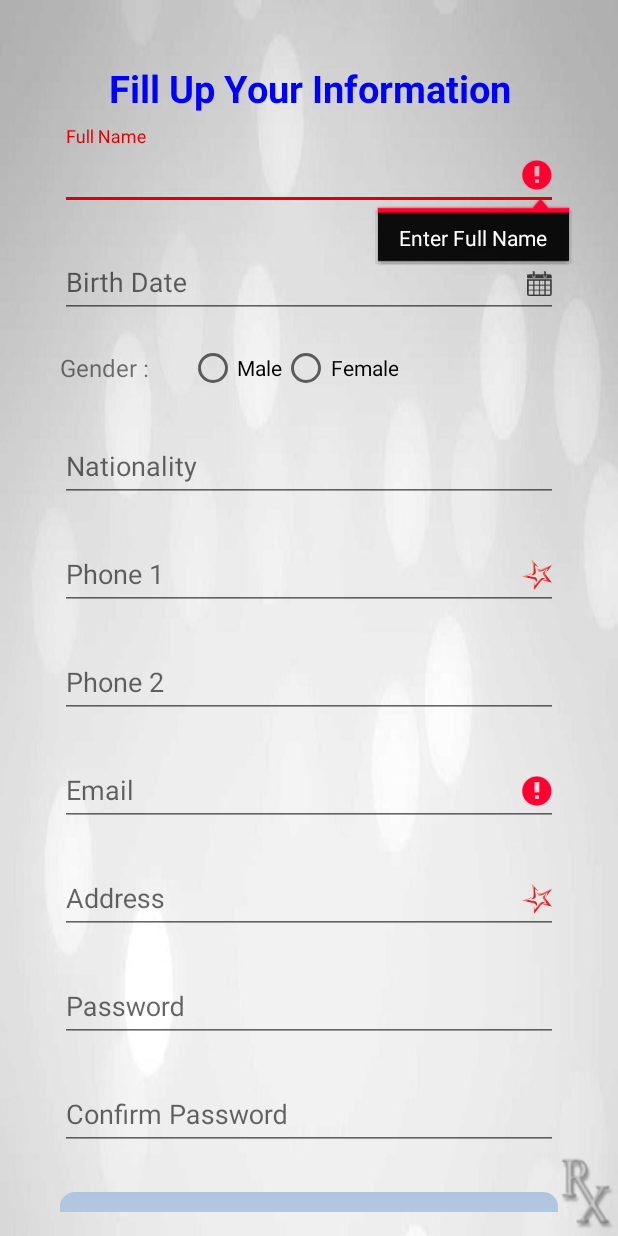
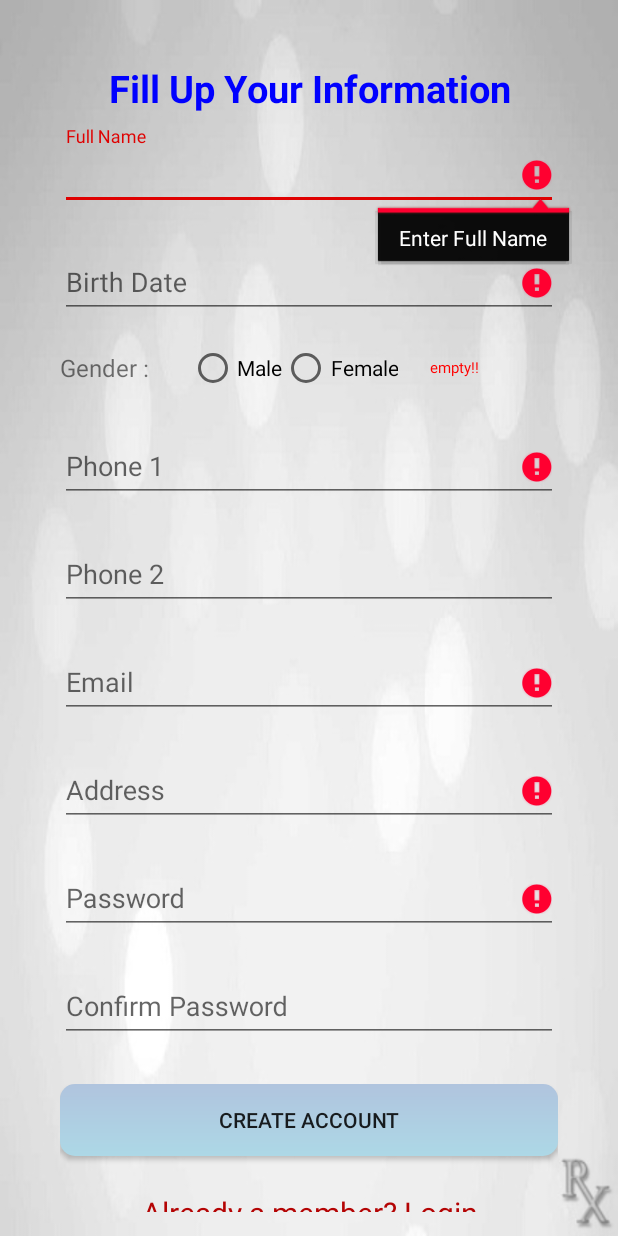
Before and after one commit to chabedalam11/doctor-prescription-repo, an Android app: the SignupActivity screen opened directly, with no data from a screen before it, after a tap on "CREATE ACCOUNT", on a phone screen of 412 x 824 dp. Run offline under Robolectric (Android 15) with nearby library versions, the phone set to English and light mode, and no system bars.

```diff
--- a/app/src/main/java/com/prescription/doctorprescription/activity/signup/SignupActivity.java
+++ b/app/src/main/java/com/prescription/doctorprescription/activity/signup/SignupActivity.java
@@ -1,37 +1,58 @@
 package com.prescription.doctorprescription.activity.signup;
 
+import android.app.DatePickerDialog;
 import android.content.Context;
 import android.content.Intent;
 import android.os.Bundle;
 import android.support.v7.app.AppCompatActivity;
+import android.util.Log;
 import android.view.View;
 import android.widget.Button;
+import android.widget.DatePicker;
 import android.widget.EditText;
 import android.widget.RadioButton;
 import android.widget.RadioGroup;
 import android.widget.TextView;
+import android.widget.Toast;
 
 import com.prescription.doctorprescription.R;
+import com.prescription.doctorprescription.activity.WelcomeActivity;
 import com.prescription.doctorprescription.activity.login.LoginActivity;
+import com.prescription.doctorprescription.utils.AlartFactory;
+import com.prescription.doctorprescription.utils.PrescriptionUtils;
+import com.prescription.doctorprescription.webService.collection.DoctorLoginCollection;
+import com.prescription.doctorprescription.webService.collection.MessegeCollection;
+import com.prescription.doctorprescription.webService.interfaces.PrescriptionApi;
+import com.prescription.doctorprescription.webService.model.DoctorLogin;
+import com.prescription.doctorprescription.webService.model.Message;
 
+import java.text.SimpleDateFormat;
+import java.util.Calendar;
+import java.util.List;
 import java.util.regex.Matcher;
 import java.util.regex.Pattern;
 
-public class SignupActivity extends AppCompatActivity {
+import retrofit2.Call;
+import retrofit2.Callback;
+import retrofit2.Response;
+
+public class SignupActivity extends AppCompatActivity implements View.OnClickListener{
 
     final String TAG = "SignupActivity";
-    private static final int REQUEST_LOGIN = 0;
+    //init webservice
+    PrescriptionApi prescriptionApi = PrescriptionUtils.webserviceInitialize();
     Context context;
     boolean hardwareBackControll;
 
-    EditText edtFullName, edtDOB, edtNationality, edtPhone1, edtPhone2, edtEmail, edtAddress, edtPassword, edtConfirmpassword;
+    EditText edtFullName, edtDOB, edtPhone1, edtPhone2, edtEmail, edtAddress, edtPassword, edtConfirmpassword;
     RadioGroup radioGrpGender;
     Button btnSignUp;
     TextView link_login;
+    TextView tvRadioMsg;
 
-    String fullName, gender, dob, nationality, phone_1, phone_2, email, address, pass, conPass;
-
-
+    String fullName, dob,  phone_1, phone_2, email, address, pass, conPass;
+    boolean validFullName, validDOB, validGender, validPhone_1, validEmail, validAddress, validPass, validConPass;
+    String gender="";
 
     @Override
     protected void onCreate(Bundle savedInstanceState) {
@@ -40,13 +61,10 @@ public class SignupActivity extends AppCompatActivity {
         initialize();
     }
 
-
     private void initialize() {
         context = SignupActivity.this;
 
         edtFullName = (EditText) findViewById(R.id.edtFullName);
-        edtDOB = (EditText) findViewById(R.id.edtDOB);
-
         radioGrpGender = (RadioGroup) findViewById(R.id.radioGrpGender);
         radioGrpGender.setOnCheckedChangeListener(new RadioGroup.OnCheckedChangeListener() {
             @Override
@@ -55,16 +73,11 @@ public class SignupActivity extends AppCompatActivity {
                 if (null != rb && checkedId > -1) {
                     //Toast.makeText(context, rb.getText(), Toast.LENGTH_SHORT).show();
                     gender = rb.getText().toString();
-                    if(gender.equals("Male")){
-                        gender = "1";
-                    }else if(gender.equals("Female")){
-                        gender = "2";
-                    }
+                    tvRadioMsg.setVisibility(View.GONE);
                 }
             }
         });
 
-        edtNationality = (EditText) findViewById(R.id.edtNationality);
         edtPhone1 = (EditText) findViewById(R.id.edtPhone1);
         edtPhone2 = (EditText) findViewById(R.id.edtPhone2);
         edtPhone2 = (EditText) findViewById(R.id.edtPhone2);
@@ -74,8 +87,10 @@ public class SignupActivity extends AppCompatActivity {
         edtConfirmpassword = (EditText) findViewById(R.id.edtConfirmpassword);
 
         btnSignUp = (Button) findViewById(R.id.btnSignUp);
+        btnSignUp.setOnClickListener(this);
         link_login = (TextView) findViewById(R.id.link_login);
-
+        tvRadioMsg = (TextView) findViewById(R.id.tvRadioMsg);
+        tvRadioMsg.setVisibility(View.GONE);
 
         link_login.setOnClickListener(new View.OnClickListener() {
 
@@ -83,45 +98,82 @@ public class SignupActivity extends AppCompatActivity {
             public void onClick(View v) {
                 // Start the Signup activity
                 Intent intentLogIn = new Intent(context, LoginActivity.class);
-                startActivityForResult(intentLogIn, REQUEST_LOGIN);
+                startActivity(intentLogIn);
             }
         });
 
+        setCalenderInDoBField();
+    }
 
-        btnSignUp.setOnClickListener(new View.OnClickListener() {
-            boolean validFullName, validDOB, validPhone_1, validEmail, validAddress, validPass, validConPass;
+    //set date picker in dob EditText
+    private void setCalenderInDoBField(){
+        //date packer
+        final Calendar myCalendar = Calendar.getInstance();
+        edtDOB = (EditText) findViewById(R.id.edtDOB);
+        final DatePickerDialog.OnDateSetListener date = new DatePickerDialog.OnDateSetListener() {
+
             @Override
-            public void onClick(View arg0) {
+            public void onDateSet(DatePicker view, int year, int monthOfYear,
+                                  int dayOfMonth) {
+                // TODO Auto-generated method stub
+                myCalendar.set(Calendar.YEAR, year);
+                myCalendar.set(Calendar.MONTH, monthOfYear);
+                myCalendar.set(Calendar.DAY_OF_MONTH, dayOfMonth);
 
+                String myFormat = "dd/MM/yy"; //In which you need put here
+                SimpleDateFormat sdf = new SimpleDateFormat(myFormat);
+
+                edtDOB.setText(sdf.format(myCalendar.getTime()));
+            }
+        };
+
+        edtDOB.setOnClickListener(new View.OnClickListener() {
+
+            @Override
+            public void onClick(View v) {
+                // TODO Auto-generated method stub
+                new DatePickerDialog(context, date, myCalendar
+                        .get(Calendar.YEAR), myCalendar.get(Calendar.MONTH),
+                        myCalendar.get(Calendar.DAY_OF_MONTH)).show();
+            }
+        });
+    }
+
+    //before save first validate information then save
+    private void validateSignUpInformation(){
+        phone_2=edtPhone2.getText().toString();
         fullName = edtFullName.getText().toString();
         //Log.d(TAG, String.valueOf(isValidFullName(fullName)));
-                if (!isValidFullName(fullName)) {
+        if (isEmpty(fullName)) {
             edtFullName.setError("Enter Full Name");
         }else{
             validFullName = true;
         }
 
-
         dob = edtDOB.getText().toString();
-                if (!isValidDOB(dob)) {
+        if (isEmpty(dob)) {
             edtDOB.setError("Enter Birth Date");
         }else{
             validDOB = true;
         }
 
+        //validation gender
+        if (isEmpty(gender)) {
+            tvRadioMsg.setVisibility(View.VISIBLE);
+        }else{
+            validGender = true;
+            tvRadioMsg.setVisibility(View.GONE);
+        }
+
+
         phone_1 = edtPhone1.getText().toString();
-                if (!isValidPhone1(phone_1)) {
+        if (isEmpty(phone_1)) {
             edtPhone1.setError("Enter Phone Number");
         }else{
             validPhone_1 = true;
         }
 
-                address = edtAddress.getText().toString();
-                if (!isValidAddress(address)) {
-                    edtAddress.setError("Enter Address");
-                }else{
-                    validAddress = true;
-                }
+
 
         email = edtEmail.getText().toString();
         if (!isValidEmail(email)) {
@@ -130,63 +182,95 @@ public class SignupActivity extends AppCompatActivity {
             validEmail = true;
         }
 
+        address = edtAddress.getText().toString();
+        if (isEmpty(address)) {
+            edtAddress.setError("Enter Address");
+        }else{
+            validAddress = true;
+        }
+
         pass = edtPassword.getText().toString();
-                if (!isValidPassword(pass)) {
-                    edtPassword.setError("Invalid Password");
+        if (isEmpty(pass)) {
+            edtPassword.setError("Enter Password");
         }else{
             validPass = true;
         }
 
         conPass = edtConfirmpassword.getText().toString();
-                if (!isValidPassword(conPass)) {
-                    edtConfirmpassword.setError("Re-Enter Password");
+        if (!isMatchPassword(pass,conPass)) {
+            edtConfirmpassword.setError("Password Not Match");
         }else{
             validConPass = true;
         }
 
-                if(validFullName && validDOB && validPhone_1 && validAddress && validEmail && validPass && validConPass){
-                /*if(validFullName){*/
-                Intent intent = new Intent(context, LoginActivity.class);
-                    startActivity(intent);
+        //if(validFullName && validDOB && validPhone_1 && validAddress && validEmail && validPass && validConPass){
+        if(validFullName&&validDOB&&validGender&&validPhone_1&&validEmail&&validAddress&&validPass&&validConPass){
+            //pass SignUp  Information for save Database
+            saveSignUpInformation();
         }
 
+    }
+
+
+    //checking login in information
+    private void saveSignUpInformation() {
+        //show loader
+        PrescriptionUtils.showProgressDialog(context);
+        Call<MessegeCollection> getInfo = prescriptionApi.insertSignUpInfo(fullName,"","",dob,gender,"",phone_1,phone_2,"",conPass,email,address);
+        getInfo.enqueue(new Callback<MessegeCollection>() {
+            @Override
+            public void onResponse(Call<MessegeCollection> call, Response<MessegeCollection> response) {
+                try {
+                    List<Message> info = response.body().data;
+                    Log.d(TAG, "doctorInfo :: " + info);
+                    if (info.get(0).getMsgString().equals("1")){
+                        Log.d(TAG,"Everything is ok");
+                        Intent loginIntent = new Intent(context, LoginActivity.class);
+                        loginIntent.putExtra("userName",email);
+                        loginIntent.putExtra("password",conPass);
+                        loginIntent.setFlags(Intent.FLAG_ACTIVITY_CLEAR_TOP);
+                        startActivity(loginIntent);
+                    }else if (info.get(0).getMsgString().equals("101")){
+                        edtEmail.setError("Email already use !!");
+                    }else {
+                        Toast.makeText(context, "SignUp not complete please try again after some times", Toast.LENGTH_SHORT).show();
+                    }
+                    //Hide Dialog
+                    PrescriptionUtils.hideProgressDialog();
+                }catch (Exception e){
+                    Log.d(TAG,"list is null");
+                    e.printStackTrace();
+                    //Hide Dialog
+                    PrescriptionUtils.hideProgressDialog();
+                    AlartFactory.showAPInotResponseWarn(context);
+                }
+            }
+
+            @Override
+            public void onFailure(Call<MessegeCollection> call, Throwable t) {
+                //Toast.makeText(context, t.getMessage(), Toast.LENGTH_SHORT).show();
+                Log.d(TAG,t.getMessage());
+                //Hide Dialog
+                PrescriptionUtils.hideProgressDialog();
+                AlartFactory.showWebServieErrorDialog(context, "Sorry !!!!", "Web Service is not running please contract with development team", false);
             }
         });
     }
 
 
-    // validating Fullname
-    private boolean isValidFullName(String fullName) {
-
+    //Empty validation
+    private boolean isEmpty(String fullName) {
         if (fullName.equals("")) {
-            return false;
-        }
-        return true;
-    }
-
-    // validating DOB
-    private boolean isValidDOB(String dob) {
-        if (dob.equals("")) {
             return true;
         }
         return false;
     }
 
-    // validating Phone1
-    private boolean isValidPhone1(String phone_1) {
-        if (phone_1.equals("")) {
-            return true;
-        }
-        return false;
-    }
 
-    // validating Address
-    private boolean isValidAddress(String address) {
-        if (address.equals("")) {
-            return true;
-        }
-        return false;
-    }
+
+
+
+
 
     // validating email id
     private boolean isValidEmail(String email) {
@@ -198,19 +282,31 @@ public class SignupActivity extends AppCompatActivity {
         return matcher.matches();
     }
 
-    // validating password
-    private boolean isValidPassword(String pass) {
-        if (pass.equals("")) {
+
+
+    // Validate match two password
+    private boolean isMatchPassword(String pass,String conPass) {
+        if (pass.equals(conPass)) {
             return true;
         }
         return false;
     }
 
-    // validating Confirm password with retype password
-    private boolean isValidConPassword(String conPass) {
-        if (conPass.equals("") && conPass.length() > 6 && conPass.equals(pass)) {
-            return true;
+
+    //<<<<<<<<<<<<<<<<<< set action on  button >>>>>>>>>>>>>>>>>>>>>>>>>>>>>>
+    @Override
+    public void onClick(View view) {
+        int id = view.getId();
+        switch (id) {
+            case R.id.btnSignUp:
+                if(PrescriptionUtils.isInternetConnected(context)){
+                    //go for save signUP information
+                    validateSignUpInformation();
+                }else {
+                    Toast.makeText(context, "Check you internet connection", Toast.LENGTH_SHORT).show();
+                    AlartFactory.showNetworkErrorAlertDialog(context, "No Internet Connection", "Please check your internet connection", false);
                 }
-        return false;
+                break;
         }
     }
+}
--- a/app/src/main/java/com/prescription/doctorprescription/webService/interfaces/PrescriptionApi.java
+++ b/app/src/main/java/com/prescription/doctorprescription/webService/interfaces/PrescriptionApi.java
@@ -1,6 +1,7 @@
 package com.prescription.doctorprescription.webService.interfaces;
 
 import com.prescription.doctorprescription.webService.collection.DoctorLoginCollection;
+import com.prescription.doctorprescription.webService.collection.MessegeCollection;
 
 import retrofit2.Call;
 import retrofit2.http.GET;
@@ -10,6 +11,20 @@ import retrofit2.http.Query;
 
 
 public interface PrescriptionApi {
+
+    //signUP
+    @GET("insertSignUpInfo")
+    Call<MessegeCollection> insertSignUpInfo(
+            @Query("t_doc_first_name") String t_doc_first_name, @Query("t_doc_middle_name") String t_doc_middle_name,
+            @Query("t_doc_last_name") String t_doc_last_name, @Query("t_doc_birth_day") String t_doc_birth_day,
+            @Query("t_doc_gender") String t_doc_gender, @Query("t_doc_nation") String t_doc_nation,
+            @Query("t_doc_phone1") String t_doc_phone1, @Query("t_doc_phone2") String t_doc_phone2,
+            @Query("t_doc_phone3") String t_doc_phone3, @Query("t_doc_passphrase") String t_doc_passphrase,
+            @Query("t_doc_email") String t_doc_email,@Query("t_doc_address") String t_doc_address
+            );
+
+    //login
     @GET("doctorLogin")
     Call<DoctorLoginCollection> getDoctorLoginInfo(@Query("t_doc_email") String username, @Query("t_doc_passphrase") String password);
+
 }
--- a/app/src/main/java/com/prescription/doctorprescription/webService/url.txt
+++ b/app/src/main/java/com/prescription/doctorprescription/webService/url.txt
@@ -3,3 +3,6 @@
 
 //===============Doctor Login===========
 1.http://100.43.0.39:6006/prescription/doctorLogin?t_doc_email=@gmail.com&t_doc_passphrase=0000
+
+//===============Doctor SignUp===========
+1.http://100.43.0.39:6006/prescription/insertSignUpInfo?t_doc_first_name=Md&t_doc_middle_name=kamal&t_doc_last_name=uddin&t_doc_birth_day=14-1-2015&t_doc_gender=male&t_doc_nation=bd&t_doc_phone1=123&t_doc_phone2=123&t_doc_phone3=123&t_doc_passphrase=0000&t_doc_email=abcd@gmail.com&t_doc_address=Mirpur
--- a/app/src/main/res/layout/activity_signup.xml
+++ b/app/src/main/res/layout/activity_signup.xml
@@ -60,6 +60,9 @@
                     android:layout_width="match_parent"
                     android:layout_height="wrap_content"
                     android:drawableRight="@mipmap/cal"
+                    android:clickable="true"
+                    android:focusable="false"
+                    android:editable="false"
                     android:hint="Birth Date" />
             </android.support.design.widget.TextInputLayout>
 
@@ -79,12 +82,12 @@
 
                 <RadioGroup
                     android:id="@+id/radioGrpGender"
-                    android:layout_width="265dp"
+                    android:layout_width="wrap_content"
                     android:layout_height="40dp"
                     android:layout_marginTop="5dp"
                     android:layout_marginBottom="5dp"
                     android:layout_marginLeft="25dp"
-                    android:layout_marginRight="50dp"
+                    android:layout_marginRight="20dp"
                     android:orientation="horizontal">
 
                     <RadioButton
@@ -109,19 +112,15 @@
                         android:text="Female" />
                 </RadioGroup>
 
+                <TextView
+                    android:id="@+id/tvRadioMsg"
+                    android:layout_width="wrap_content"
+                    android:layout_height="wrap_content"
+                    android:layout_gravity="center"
+                    android:textColor="@color/Red"
+                    android:text="empty!!"
+                    android:textSize="10sp"/>
             </LinearLayout>
-
-            <!-- Nationality Label -->
-            <android.support.design.widget.TextInputLayout
-                android:layout_width="match_parent"
-                android:layout_height="wrap_content"
-                android:layout_marginTop="8dp"
-                android:layout_marginBottom="8dp">
-                <EditText android:id="@+id/edtNationality"
-                    android:layout_width="match_parent"
-                    android:layout_height="wrap_content"
-                    android:hint="Nationality" />
-            </android.support.design.widget.TextInputLayout>
 
             <!-- Phone1 Label -->
             <android.support.design.widget.TextInputLayout
```
Also changed, not shown: app/src/main/java/com/prescription/doctorprescription/activity/WelcomeActivity.java (+5 -2 lines), app/src/main/java/com/prescription/doctorprescription/activity/login/LoginActivity.java (+26 -5 lines), app/src/main/java/com/prescription/doctorprescription/utils/PrescriptionMemories.java (added, +60 -0 lines), app/src/main/java/com/prescription/doctorprescription/webService/collection/MessegeCollection.java (added, +15 -0 lines), app/src/main/java/com/prescription/doctorprescription/webService/model/Message.java (added, +26 -0 lines). Lines whose indentation alone changed are shown as unchanged.
